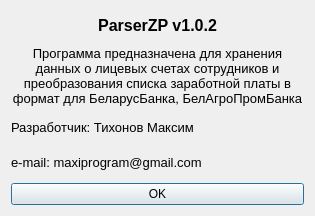
Old version of the form aboutform.ui in the repository maxiprogram/ParserZP.
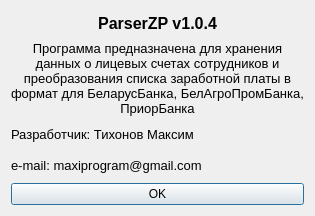
New version of the form.

What changed in the file:
```diff
--- a/aboutform.ui
+++ b/aboutform.ui
@@ -36,7 +36,7 @@
       </font>
      </property>
      <property name="text">
-      <string>ParserZP v1.0.2</string>
+      <string>ParserZP v1.0.4</string>
      </property>
      <property name="alignment">
       <set>Qt::AlignCenter</set>
@@ -51,7 +51,7 @@
       </font>
      </property>
      <property name="text">
-      <string>Программа предназначена для хранения данных о лицевых счетах сотрудников и преобразования списка заработной платы в формат для БеларусБанка, БелАгроПромБанка</string>
+      <string>Программа предназначена для хранения данных о лицевых счетах сотрудников и преобразования списка заработной платы в формат для БеларусБанка, БелАгроПромБанка, ПриорБанка</string>
      </property>
      <property name="alignment">
       <set>Qt::AlignCenter</set>
```
